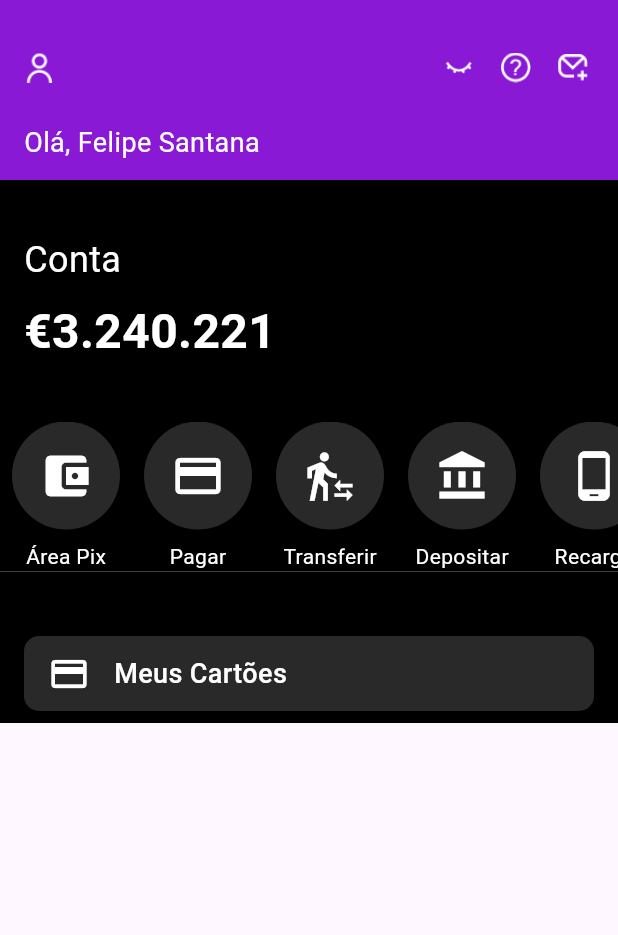
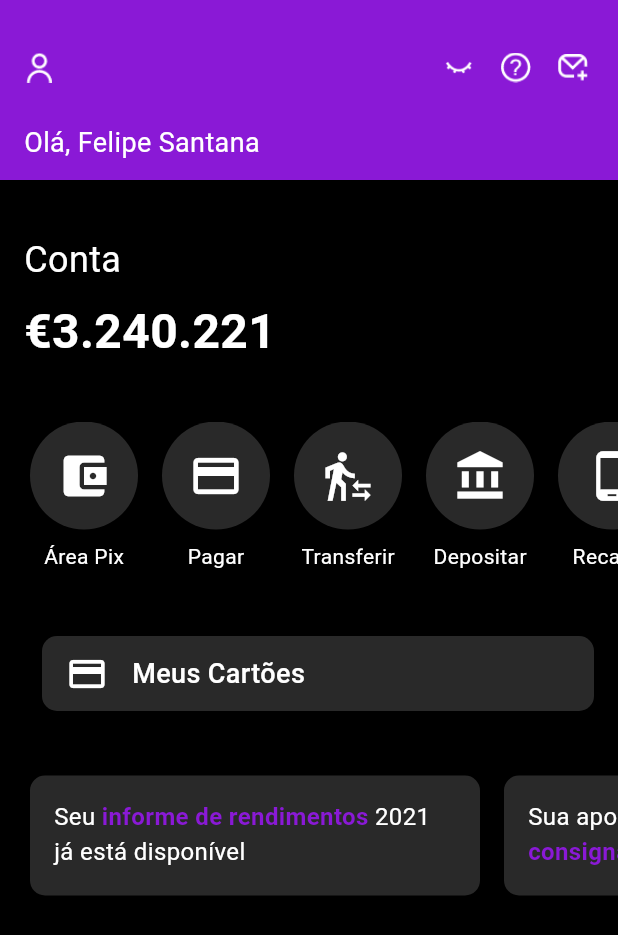
Before and after one commit to msbzz/nubank_layout, a Flutter app: the screen it shows after launch, on a phone screen of 412 x 824 dp. Shown: the top 935 px of the screen. Run offline on Flutter 3.47's test engine with Material 3 defaults, Android fonts, the light colour scheme and no system bars; statements that could not run were skipped.

Commit message:
refatoração home page 2

```diff
--- a/lib/home/home_page.dart
+++ b/lib/home/home_page.dart
@@ -1,8 +1,10 @@
 import 'package:flutter/material.dart';
 import 'package:nubank_layout/themes/colors.dart';
-import 'package:nubank_layout/utils/build_action_button.dart';
+import 'package:nubank_layout/utils/balance.dart';
 import 'package:nubank_layout/utils/custom_app_bar.dart';
 import 'package:nubank_layout/utils/info_box_card.dart';
+import 'package:nubank_layout/utils/messages.dart';
+import 'package:nubank_layout/utils/services_buttons.dart';
 
 class HomePage extends StatelessWidget {
   const HomePage({super.key});
@@ -10,70 +12,22 @@ class HomePage extends StatelessWidget {
   @override
   Widget build(BuildContext context) {
     return Scaffold(
-      appBar: CustomAppBar(height: 120.0), // Altura ajustável
-      body: Column(
-        children: [
-          Container(
-            color: const Color(PRETO),
-            width: double.infinity, // Para ocupar a largura total disponível
-            padding: const EdgeInsets.symmetric(
-                horizontal: 16.0), // Padding para espaçamento interno
-            child: const Column(
-              crossAxisAlignment:
-                  CrossAxisAlignment.start, // Alinha o conteúdo à esquerda
-              children: [
-                SizedBox(height: 36),
-                Text('Conta',
-                    style: TextStyle(
-                        color: Colors.white,
-                        fontSize: 24,
-                        fontFamily: 'Roboto')), // Estilo de texto
-                SizedBox(height: 8), // Ajuste de espaçamento entre os textos
-                Text('€3.240.221',
-                    style: TextStyle(
-                        color: Colors.white,
-                        fontSize: 32,
-                        fontFamily: 'Roboto',
-                        fontWeight: FontWeight.bold)), // Estilo de texto
-              ],
-            ),
+      appBar: CustomAppBar(height: 120.0),
+      body: SingleChildScrollView(
+        child: Container(
+          color: const Color(PRETO),
+          height: MediaQuery.of(context).size.height, // Ocupa toda a altura da tela
+          alignment: Alignment.topLeft,
+          child: const Column(
+            crossAxisAlignment: CrossAxisAlignment.start,
+            children: [
+              Balance(),
+              ServicesButtons(),
+              InfoBoxCard(),
+              Messages(),
+            ],
           ),
-          Container(
-            color: const Color(PRETO),
-            padding: const EdgeInsets.only(top: 37),
-            width: double.infinity,
-            child: SingleChildScrollView(
-              scrollDirection: Axis.horizontal,
-              child: Row(children: [
-                BuildActionButton(
-                    icon: Icons.account_balance_wallet, label: 'Área Pix'),
-                BuildActionButton(icon: Icons.credit_card, label: 'Pagar'),
-                BuildActionButton(
-                    icon: Icons.transfer_within_a_station, label: 'Transferir'),
-                BuildActionButton(
-                    icon: Icons.account_balance, label: 'Depositar'),
-                BuildActionButton(icon: Icons.phone_android, label: 'Recarga'),
-                BuildActionButton(
-                    icon: Icons.account_balance_wallet, label: 'Área Pix'),
-                BuildActionButton(icon: Icons.credit_card, label: 'Pagar'),
-                BuildActionButton(
-                    icon: Icons.transfer_within_a_station, label: 'Transferir'),
-                BuildActionButton(
-                    icon: Icons.account_balance, label: 'Depositar'),
-                BuildActionButton(icon: Icons.phone_android, label: 'Recarga'),
-              ]),
-            ),
-          ),
-          Container(
-            color:Color(PRETO),
-            width: double.infinity,
-            child: Padding(
-              padding: const EdgeInsets.only(top:35),
-              child: InfoBoxCard(),
-            ),
-          ),
-
-        ],
+        ),
       ),
     );
   }
--- /dev/null
+++ b/lib/utils/balance.dart
@@ -0,0 +1,32 @@
+import 'package:flutter/material.dart';
+
+class Balance extends StatelessWidget {
+  const Balance({super.key});
+
+  @override
+  Widget build(BuildContext context) {
+    return const Padding(
+      padding: EdgeInsets.symmetric(horizontal: 16.0),
+      child:   Column(
+                  crossAxisAlignment:
+                      CrossAxisAlignment.start, // Alinha o conteúdo à esquerda
+                  children: [
+                    SizedBox(height: 36),
+                    Text('Conta',
+                        style: TextStyle(
+                            color: Colors.white,
+                            fontSize: 24,
+                            fontFamily: 'Roboto')), // Estilo de texto
+                    SizedBox(height: 8), // Ajuste de espaçamento entre os textos
+                    Text('€3.240.221',
+                        style: TextStyle(
+                            color: Colors.white,
+                            fontSize: 32,
+                            fontFamily: 'Roboto',
+                            fontWeight: FontWeight.bold)), // Estilo de texto
+                  ],
+                ),
+
+    );
+  }
+}
--- a/lib/utils/info_box_card.dart
+++ b/lib/utils/info_box_card.dart
@@ -7,7 +7,9 @@ class InfoBoxCard extends StatelessWidget {
   @override
   Widget build(BuildContext context) {
     return Padding(
-      padding: const EdgeInsets.symmetric(horizontal: 16.0, vertical: 8.0),
+      padding:const EdgeInsets.only(top:35,left:12.0) ,
+      child: Padding(
+        padding: const EdgeInsets.symmetric(horizontal: 16.0, vertical: 8.0), //EdgeInsets.only(top:35)
         child: InkWell(
           onTap: () {
             // Ação ao tocar na caixa
@@ -40,6 +42,7 @@ class InfoBoxCard extends StatelessWidget {
 
           ),
         ),
+      ),
     );
   }
 }
--- /dev/null
+++ b/lib/utils/message.dart
@@ -0,0 +1,43 @@
+import 'package:flutter/material.dart';
+import 'package:nubank_layout/themes/colors.dart';
+import 'package:nubank_layout/utils/text_message.dart';
+
+class Message extends StatelessWidget {
+  const Message({super.key, required this.message});
+  final String message;
+
+  @override
+  Widget build(BuildContext context) {
+
+    return  Container(
+          width: _calculateWidth(message), // Definindo a largura do container para forçar a quebra de linha
+          height:80,
+          margin: const EdgeInsets.symmetric(horizontal: 8.0), // Espaçamento entre os cartões
+          decoration: BoxDecoration(
+            color: Color(PRETO_CLARO1),
+            borderRadius: BorderRadius.circular(10.0), // Bordas arredondadas
+          ),
+          padding: const EdgeInsets.all(16.0), // Padding interno para o texto
+          child: TextMessage(message: message),
+
+        );
+
+  }
+
+  double _calculateWidth(String message) {
+    const double pixelsPerCharacter = 8.0; // Estimativa de 8 pixels por caractere
+
+    String sanitizedMessage = message.replaceAll('--', '');
+
+
+    var length_message =sanitizedMessage.length;
+
+
+    print('sanitizedMessage.length  ==>>> ${length_message} ');
+
+    var pixels_message=length_message * pixelsPerCharacter;
+
+    return length_message>40 ? 300 :pixels_message;
+}
+
+}
--- /dev/null
+++ b/lib/utils/messages.dart
@@ -0,0 +1,26 @@
+import 'package:flutter/material.dart';
+import 'package:nubank_layout/utils/message.dart';
+
+class Messages extends StatelessWidget {
+  const Messages({super.key});
+
+  @override
+  Widget build(BuildContext context) {
+    return const SingleChildScrollView(
+      scrollDirection: Axis.horizontal,
+      child: Padding(
+        padding: EdgeInsets.only(top:35,left:12.0),
+        child: Row(
+          children: [
+            Message(message:'Seu --informe de rendimentos-- 2021 já está disponível'),
+            Message(message:'Sua aposentadoria, aqui --otimos consignados-- '),
+            Message(message: 'Atenção! Sua conta está em --processo de verificação--.'),
+            Message(message: '--Atualização necessária--: Complete seu perfil para uma melhor experiência.'),
+
+          ],
+        ),
+      ),
+    );
+  }
+
+}
--- /dev/null
+++ b/lib/utils/services_buttons.dart
@@ -0,0 +1,34 @@
+import 'package:flutter/material.dart';
+import 'package:nubank_layout/utils/build_action_button.dart';
+
+class ServicesButtons extends StatelessWidget {
+  const ServicesButtons({super.key});
+
+  @override
+  Widget build(BuildContext context) {
+    return Padding(
+      padding: const EdgeInsets.only(top: 37,left:12.0),
+      child: SingleChildScrollView(
+                scrollDirection: Axis.horizontal,
+                child: Row(children: [
+                  BuildActionButton(
+                      icon: Icons.account_balance_wallet, label: 'Área Pix'),
+                  BuildActionButton(icon: Icons.credit_card, label: 'Pagar'),
+                  BuildActionButton(
+                      icon: Icons.transfer_within_a_station, label: 'Transferir'),
+                  BuildActionButton(
+                      icon: Icons.account_balance, label: 'Depositar'),
+                  BuildActionButton(icon: Icons.phone_android, label: 'Recarga'),
+                  BuildActionButton(
+                      icon: Icons.account_balance_wallet, label: 'Área Pix'),
+                  BuildActionButton(icon: Icons.credit_card, label: 'Pagar'),
+                  BuildActionButton(
+                      icon: Icons.transfer_within_a_station, label: 'Transferir'),
+                  BuildActionButton(
+                      icon: Icons.account_balance, label: 'Depositar'),
+                  BuildActionButton(icon: Icons.phone_android, label: 'Recarga'),
+                ]),
+              ),
+    );
+  }
+}
--- /dev/null
+++ b/lib/utils/show_message.dart
@@ -0,0 +1,33 @@
+import 'package:flutter/material.dart';
+import 'package:nubank_layout/utils/text_block.dart';
+
+class ShowMessage extends StatelessWidget {
+  final List<TextBlock> textBlocks;
+
+  const ShowMessage({super.key, required this.textBlocks});
+
+  @override
+  Widget build(BuildContext context) {
+    return Text.rich(
+      TextSpan(
+        style: const TextStyle(
+          color: Colors.white,
+          fontSize: 16,
+          fontFamily: 'Roboto',
+        ),
+        children: textBlocks.map((block) {
+          return TextSpan(
+            text: block.text,
+            style: block.highlight
+                ? const TextStyle(
+                    color: Color(0xFF8A19D6), // Cor de destaque (roxo)
+                    fontWeight: FontWeight.bold,
+                  )
+                : null, // Usa o estilo padrão se não for destaque
+          );
+        }).toList(),
+      ),
+      softWrap: true,
+    );
+  }
+}
--- /dev/null
+++ b/lib/utils/text_block.dart
@@ -0,0 +1,6 @@
+class TextBlock {
+  final String text;
+  final bool highlight;
+
+  TextBlock({required this.text, this.highlight = false});
+}
--- /dev/null
+++ b/lib/utils/text_message.dart
@@ -0,0 +1,42 @@
+import 'package:flutter/material.dart';
+import 'package:nubank_layout/utils/show_message.dart';
+import 'package:nubank_layout/utils/text_block.dart';
+
+class TextMessage extends StatelessWidget {
+  final String message;
+
+  const TextMessage({super.key, required this.message});
+
+  List<TextBlock> _parseMessage(String message) {
+    List<TextBlock> textBlocks = [];
+    RegExp regex = RegExp(r'--(.*?)--'); // Expressão regular para encontrar o texto entre '--'
+    Iterable<Match> matches = regex.allMatches(message);
+
+    int lastMatchEnd = 0;
+
+    for (var match in matches) {
+      // Adiciona texto antes do bloco de destaque
+      if (match.start > lastMatchEnd) {
+        textBlocks.add(TextBlock(text: message.substring(lastMatchEnd, match.start)));
+      }
+
+      // Adiciona o bloco de destaque
+      textBlocks.add(TextBlock(text: match.group(1)!, highlight: true));
+
+      lastMatchEnd = match.end;
+    }
+
+    // Adiciona texto após o último bloco de destaque
+    if (lastMatchEnd < message.length) {
+      textBlocks.add(TextBlock(text: message.substring(lastMatchEnd)));
+    }
+
+    return textBlocks;
+  }
+
+  @override
+  Widget build(BuildContext context) {
+    List<TextBlock> textBlocks = _parseMessage(message);
+    return ShowMessage(textBlocks: textBlocks);
+  }
+}
```
Lines whose indentation alone changed are shown as unchanged.
